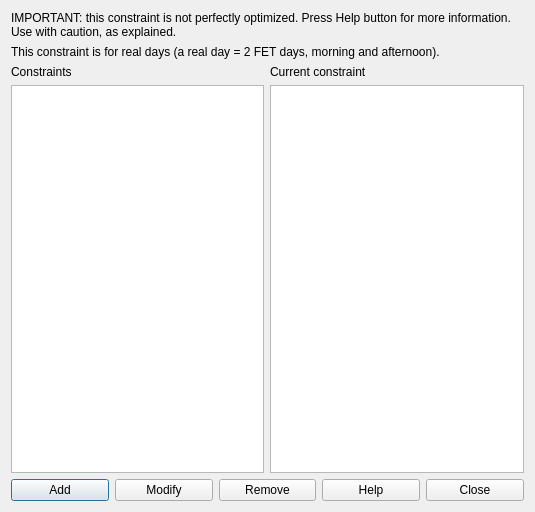
Qt form fet/src/interface/constraintstudentsmaxgapsperweekforrealdaysform_template.ui (vonmecheln/fet) before a commit.
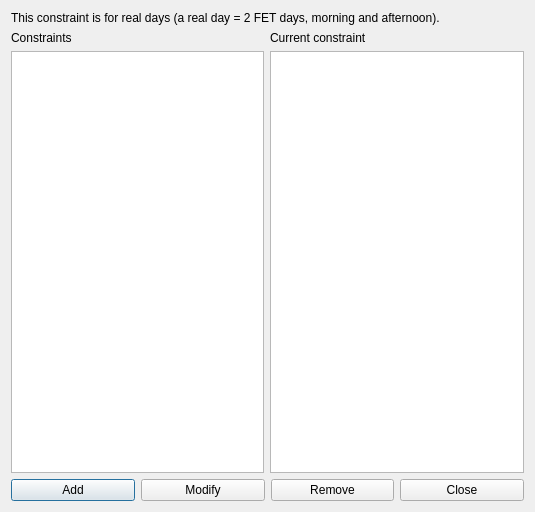
The same form after that commit.

Diff of the .ui file:
```diff
--- a/fet/src/interface/constraintstudentsmaxgapsperweekforrealdaysform_template.ui
+++ b/fet/src/interface/constraintstudentsmaxgapsperweekforrealdaysform_template.ui
@@ -14,39 +14,39 @@
    <string extracomment="This is the title of the dialog to see the list of all constraints of this type">Constraints students max gaps per week for real days</string>
   </property>
   <layout class="QGridLayout" name="gridLayout">
-   <item row="0" column="0" colspan="2">
-    <widget class="QLabel" name="label">
-     <property name="sizePolicy">
-      <sizepolicy hsizetype="Minimum" vsizetype="Minimum">
-       <horstretch>0</horstretch>
-       <verstretch>0</verstretch>
-      </sizepolicy>
-     </property>
-     <property name="text">
-      <string>IMPORTANT: this constraint is not perfectly optimized. Press Help button for more information. Use with caution, as explained.</string>
-     </property>
-     <property name="wordWrap">
-      <bool>true</bool>
-     </property>
-    </widget>
+   <item row="2" column="0" colspan="2">
+    <layout class="QHBoxLayout" name="horizontalLayout">
+     <item>
+      <widget class="QPushButton" name="addConstraintPushButton">
+       <property name="text">
+        <string>Add</string>
+       </property>
+      </widget>
+     </item>
+     <item>
+      <widget class="QPushButton" name="modifyConstraintPushButton">
+       <property name="text">
+        <string>Modify</string>
+       </property>
+      </widget>
+     </item>
+     <item>
+      <widget class="QPushButton" name="removeConstraintPushButton">
+       <property name="text">
+        <string>Remove</string>
+       </property>
+      </widget>
+     </item>
+     <item>
+      <widget class="QPushButton" name="closePushButton">
+       <property name="text">
+        <string>Close</string>
+       </property>
+      </widget>
+     </item>
+    </layout>
    </item>
-   <item row="1" column="0" colspan="2">
-    <widget class="QLabel" name="label_2">
-     <property name="sizePolicy">
-      <sizepolicy hsizetype="Minimum" vsizetype="Minimum">
-       <horstretch>0</horstretch>
-       <verstretch>0</verstretch>
-      </sizepolicy>
-     </property>
-     <property name="text">
-      <string>This constraint is for real days (a real day = 2 FET days, morning and afternoon).</string>
-     </property>
-     <property name="wordWrap">
-      <bool>true</bool>
-     </property>
-    </widget>
-   </item>
-   <item row="2" column="0">
+   <item row="1" column="0">
     <layout class="QVBoxLayout" name="verticalLayout">
      <item>
       <widget class="QLabel" name="constraintsTextLabel">
@@ -69,7 +69,23 @@
      </item>
     </layout>
    </item>
-   <item row="2" column="1">
+   <item row="0" column="0" colspan="2">
+    <widget class="QLabel" name="label_2">
+     <property name="sizePolicy">
+      <sizepolicy hsizetype="Minimum" vsizetype="Minimum">
+       <horstretch>0</horstretch>
+       <verstretch>0</verstretch>
+      </sizepolicy>
+     </property>
+     <property name="text">
+      <string>This constraint is for real days (a real day = 2 FET days, morning and afternoon).</string>
+     </property>
+     <property name="wordWrap">
+      <bool>true</bool>
+     </property>
+    </widget>
+   </item>
+   <item row="1" column="1">
     <layout class="QVBoxLayout" name="verticalLayout_2">
      <item>
       <widget class="QLabel" name="currentConstraintTextLabel">
@@ -86,45 +102,6 @@
      </item>
     </layout>
    </item>
-   <item row="3" column="0" colspan="2">
-    <layout class="QHBoxLayout" name="horizontalLayout">
-     <item>
-      <widget class="QPushButton" name="addConstraintPushButton">
-       <property name="text">
-        <string>Add</string>
-       </property>
-      </widget>
-     </item>
-     <item>
-      <widget class="QPushButton" name="modifyConstraintPushButton">
-       <property name="text">
-        <string>Modify</string>
-       </property>
-      </widget>
-     </item>
-     <item>
-      <widget class="QPushButton" name="removeConstraintPushButton">
-       <property name="text">
-        <string>Remove</string>
-       </property>
-      </widget>
-     </item>
-     <item>
-      <widget class="QPushButton" name="helpPushButton">
-       <property name="text">
-        <string>Help</string>
-       </property>
-      </widget>
-     </item>
-     <item>
-      <widget class="QPushButton" name="closePushButton">
-       <property name="text">
-        <string>Close</string>
-       </property>
-      </widget>
-     </item>
-    </layout>
-   </item>
   </layout>
  </widget>
  <layoutdefault spacing="6" margin="11"/>
```
